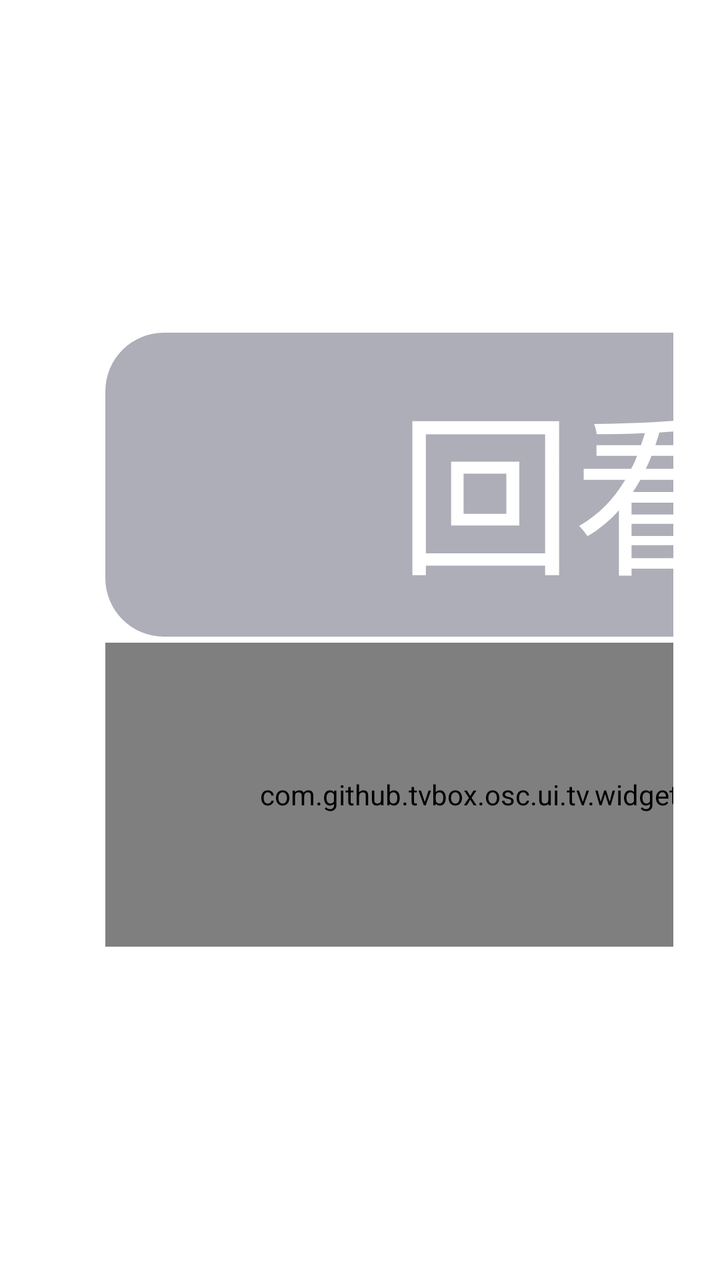
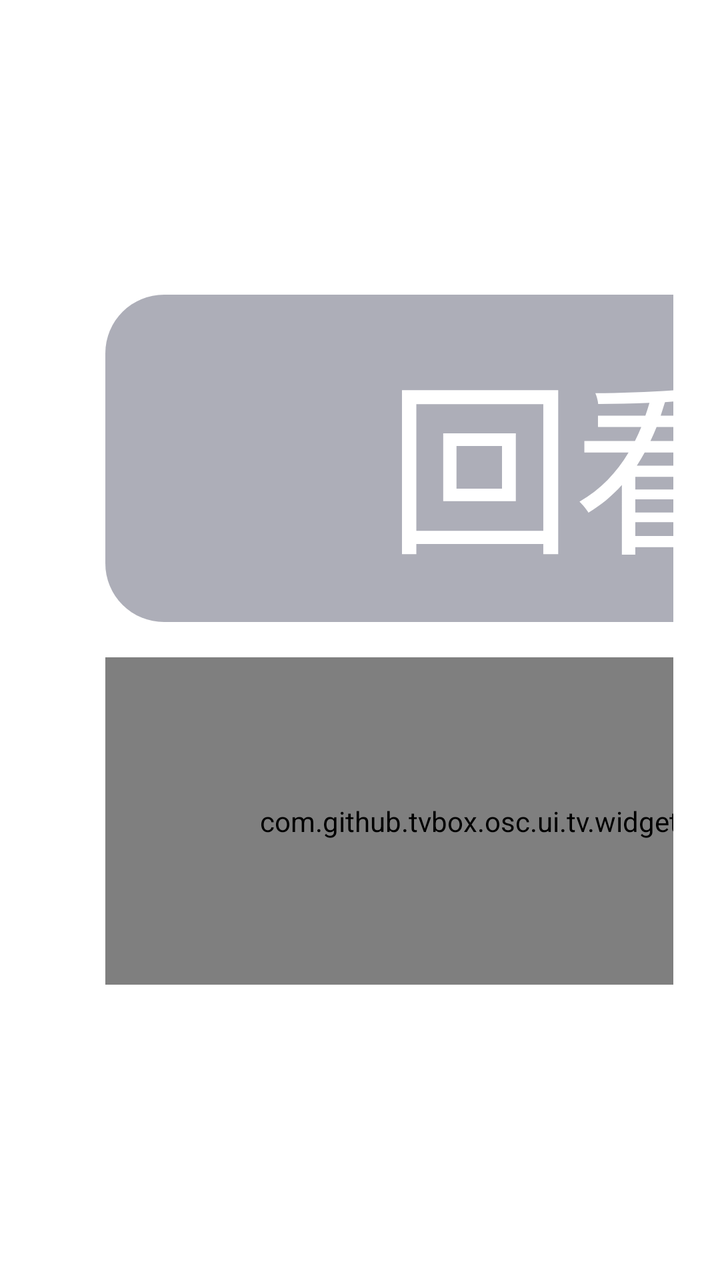

Screens rendered from an Android XML layout before and after an edit, with the pre-edit source and the edit as a unified diff.
<!-- AndroidManifest.xml: application theme AppTheme.NoActionBar -->
<!-- res/layout/epglist_item.xml -->
<?xml version="1.0" encoding="utf-8"?>
<LinearLayout xmlns:android="http://schemas.android.com/apk/res/android"
xmlns:app="http://schemas.android.com/apk/res-auto"
android:orientation="horizontal"
android:gravity="bottom"
android:id="@+id/cl_epg"
android:background="@drawable/shape_live_focus"
android:focusable="true"
android:padding="4mm"
android:focusableInTouchMode="false"
android:layout_width="match_parent"
android:layout_height="wrap_content">

<LinearLayout
    android:id="@+id/touch"
    android:orientation="vertical"
    android:layout_width="match_parent"
    android:paddingLeft="4mm"
    android:paddingRight="4mm"
    android:paddingBottom="3mm"
    android:paddingTop="3mm"
    android:layout_height="wrap_content"
    android:layout_weight="1">

    <TextView
        android:textSize="@dimen/vs_15"
        android:id="@+id/tv_epg_time"
        android:layout_width="match_parent"
        android:layout_height="wrap_content"
        android:textColor="@android:color/white"/>
		
    <com.github.tvbox.osc.ui.tv.widget.MarqueeTextView
        android:textSize="@dimen/ts_16"
        android:ellipsize="marquee"
        android:singleLine="true"
        android:marqueeRepeatLimit="marquee_forever"
        android:gravity="center|left"
        android:id="@+id/tv_epg_name"
        android:textColor="@android:color/white"
        android:clickable="true"
        android:layout_width="match_parent"
        android:layout_height="wrap_content"/>
		
</LinearLayout>

    <LinearLayout
        android:layout_width="@dimen/vs_100"
        android:layout_height="wrap_content"
        android:layout_gravity="center_vertical"
        android:orientation="vertical"
        android:paddingLeft="@dimen/vs_5"
        android:paddingRight="@dimen/vs_5">

        <TextView
            android:id="@+id/shiyi"
            android:layout_width="@dimen/vs_80"
            android:layout_height="@dimen/ts_26"
            android:background="@drawable/shape_setting_model_focus"
            android:gravity="center"
            android:text="回看"
            android:textColor="@color/color_FFFFFF"
            android:textSize="@dimen/vs_15" />

        <com.github.tvbox.osc.ui.tv.widget.AudioWaveView
            android:id="@+id/wqddg_AudioWaveView"
            android:layout_width="@dimen/vs_80"
            android:layout_height="@dimen/ts_26"
            android:layout_marginTop="3dp"
            android:layout_marginRight="0px" />
    </LinearLayout>

</LinearLayout>
<!-- resources referenced by this layout -->
<resources>
  <color name="color_FFFFFF">#ffffffff</color>
  <dimen name="ts_16">16mm</dimen>
  <dimen name="ts_26">26mm</dimen>
  <dimen name="vs_100">100mm</dimen>
  <dimen name="vs_15">15mm</dimen>
  <dimen name="vs_5">5mm</dimen>
  <dimen name="vs_80">80mm</dimen>
  <!-- drawable shape_live_focus (drawable) -->
  <?xml version="1.0" encoding="utf-8"?>
  <selector xmlns:android="http://schemas.android.com/apk/res/android">
      <item android:state_focused="true">
          <shape>
              <solid android:color="@color/color_1890FF" />
              <corners android:radius="6dp" />
          </shape>
      </item>
      <item android:state_selected="true">
          <shape>
              <solid android:color="#331890FF" />
              <stroke android:width="1dp" android:color="@color/color_1890FF" />
              <corners android:radius="6dp" />
          </shape>
      </item>
      <item android:state_focused="false">
          <shape>
              <solid android:color="@android:color/transparent" />
              <corners android:radius="6dp" />
          </shape>
      </item>
  </selector>
  <!-- drawable shape_setting_model_focus (drawable) -->
  <?xml version="1.0" encoding="utf-8"?>
  <selector xmlns:android="http://schemas.android.com/apk/res/android">
      <item android:state_focused="true">
          <shape>
              <corners android:radius="@dimen/vs_5" />
              <solid android:color="@color/color_6632364E" />
              <stroke android:width="@dimen/vs_2" android:color="@android:color/white" />
          </shape>
      </item>
      <item android:state_focused="false">
          <shape>
              <corners android:radius="@dimen/vs_5" />
              <solid android:color="@color/color_6632364E" />
          </shape>
      </item>
  </selector>
  <style name="AppTheme.NoActionBar" parent="AppTheme">
          <item name="android:windowActionBar">false</item>
          <item name="android:windowNoTitle">true</item>
          <item name="windowActionBar">false</item>
          <item name="android:windowFullscreen">true</item>//全屏即无通知栏
          <item name="android:windowContentOverlay">@null</item>//是否有遮盖
          <item name="windowNoTitle">true</item>
          <item name="android:keepScreenOn">true</item>
          
          <item name="android:windowBackground">@android:color/transparent</item>
      </style>
  <color name="color_1890FF">#1890FF</color>
  <color name="color_6632364E">#6632364E</color>
  <dimen name="vs_2">2mm</dimen>
  <style name="AppTheme" parent="Theme.AppCompat.Light.DarkActionBar">
          
          <item name="colorPrimary">@color/color_6200EE</item>
          <item name="colorPrimaryDark">@color/color_3700B3</item>
          <item name="colorAccent">@color/color_03DAC5</item>
      </style>
  <color name="color_6200EE">#6200EE</color>
  <color name="color_3700B3">#3700B3</color>
  <color name="color_03DAC5">#03DAC5</color>
</resources>

<!-- the commit's change to res/layout/epglist_item.xml (unified diff, before → after) -->
@@ -6,8 +6,9 @@ android:gravity="bottom"
 android:id="@+id/cl_epg"
 android:background="@drawable/shape_live_focus"
 android:focusable="true"
-android:padding="4mm"
+android:padding="@dimen/vs_4"
 android:focusableInTouchMode="false"
+android:minHeight="@dimen/vs_50"
 android:layout_width="match_parent"
 android:layout_height="wrap_content">
 
@@ -15,15 +16,15 @@ android:layout_height="wrap_content">
     android:id="@+id/touch"
     android:orientation="vertical"
     android:layout_width="match_parent"
-    android:paddingLeft="4mm"
-    android:paddingRight="4mm"
-    android:paddingBottom="3mm"
-    android:paddingTop="3mm"
+    android:paddingLeft="@dimen/vs_4"
+    android:paddingRight="@dimen/vs_4"
+    android:paddingBottom="@dimen/vs_3"
+    android:paddingTop="@dimen/vs_3"
     android:layout_height="wrap_content"
     android:layout_weight="1">
 
     <TextView
-        android:textSize="@dimen/vs_15"
+        android:textSize="@dimen/ts_16"
         android:id="@+id/tv_epg_time"
         android:layout_width="match_parent"
         android:layout_height="wrap_content"
@@ -54,19 +55,19 @@ android:layout_height="wrap_content">
         <TextView
             android:id="@+id/shiyi"
             android:layout_width="@dimen/vs_80"
-            android:layout_height="@dimen/ts_26"
+            android:layout_height="@dimen/vs_28"
             android:background="@drawable/shape_setting_model_focus"
             android:gravity="center"
             android:text="回看"
             android:textColor="@color/color_FFFFFF"
-            android:textSize="@dimen/vs_15" />
+            android:textSize="@dimen/ts_16" />
 
         <com.github.tvbox.osc.ui.tv.widget.AudioWaveView
             android:id="@+id/wqddg_AudioWaveView"
             android:layout_width="@dimen/vs_80"
-            android:layout_height="@dimen/ts_26"
-            android:layout_marginTop="3dp"
-            android:layout_marginRight="0px" />
+            android:layout_height="@dimen/vs_28"
+            android:layout_marginTop="@dimen/vs_3"
+            android:layout_marginRight="@dimen/vs_0" />
     </LinearLayout>
 
 </LinearLayout>
<!-- resource entries referenced after the edit -->
@@ -2,10 +2,13 @@
 <resources>
   <color name="color_FFFFFF">#ffffffff</color>
   <dimen name="ts_16">16mm</dimen>
-  <dimen name="ts_26">26mm</dimen>
+  <dimen name="vs_0">0mm</dimen>
   <dimen name="vs_100">100mm</dimen>
-  <dimen name="vs_15">15mm</dimen>
+  <dimen name="vs_28">28mm</dimen>
+  <dimen name="vs_3">3mm</dimen>
+  <dimen name="vs_4">4mm</dimen>
   <dimen name="vs_5">5mm</dimen>
+  <dimen name="vs_50">50mm</dimen>
   <dimen name="vs_80">80mm</dimen>
   <!-- drawable shape_live_focus (drawable) -->
   <?xml version="1.0" encoding="utf-8"?>
